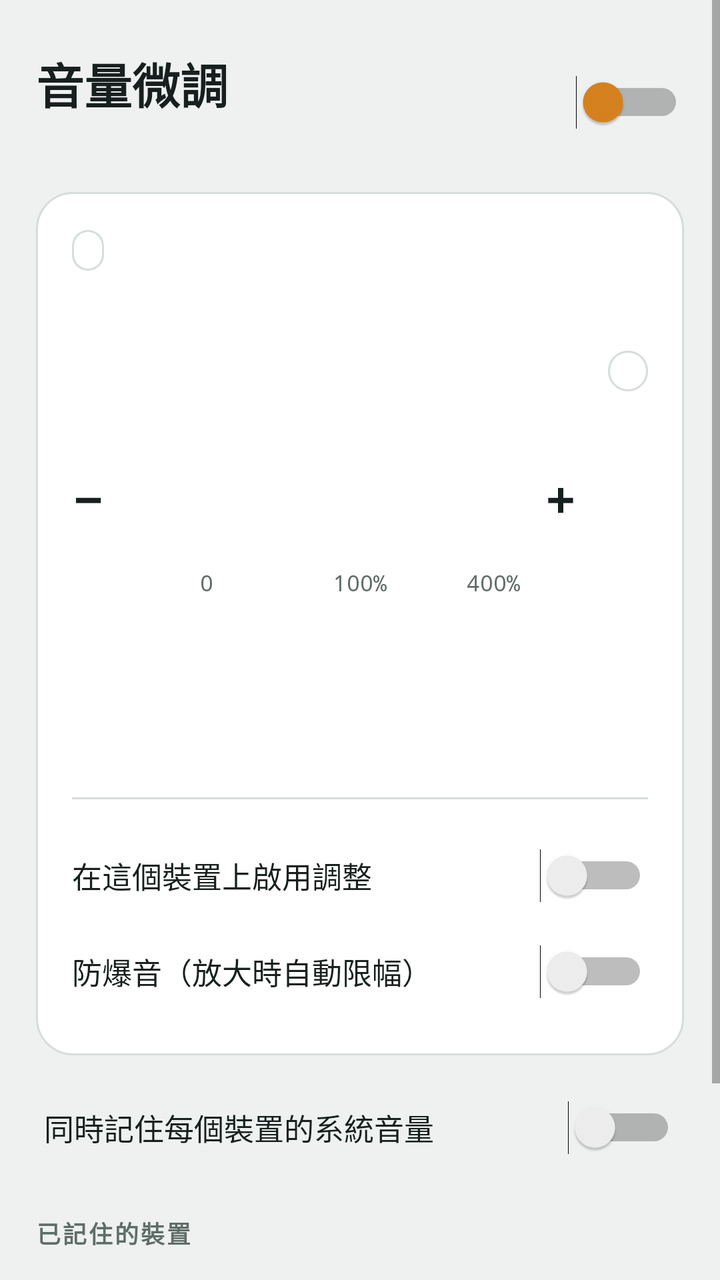
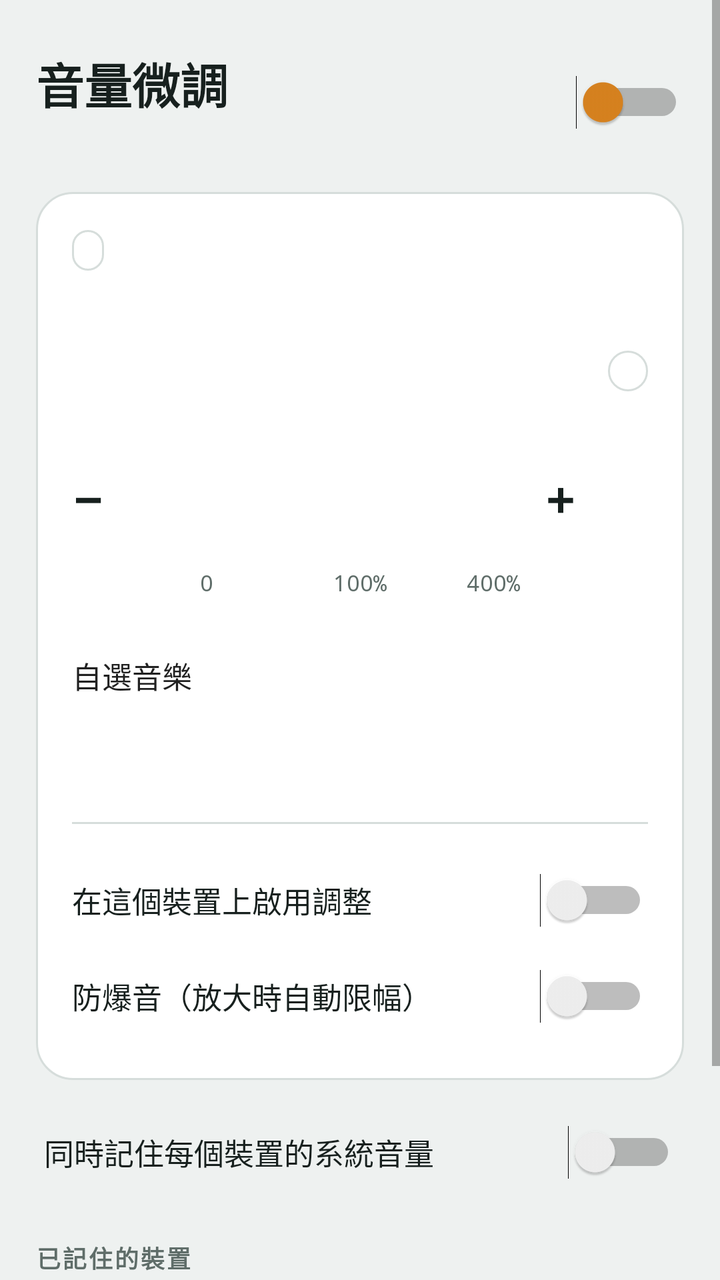

An Android layout rendered at two revisions. The XML below is the earlier revision; the diff shows what the commit changed to produce the second picture.
<!-- AndroidManifest.xml: application theme AppTheme -->
<!-- res/layout/activity_main.xml -->
<?xml version="1.0" encoding="utf-8"?>
<ScrollView xmlns:android="http://schemas.android.com/apk/res/android"
    android:layout_width="match_parent"
    android:layout_height="match_parent"
    android:background="@color/bg"
    android:fillViewport="true">

    <LinearLayout
        android:layout_width="match_parent"
        android:layout_height="wrap_content"
        android:orientation="vertical"
        android:paddingHorizontal="18dp"
        android:paddingTop="24dp"
        android:paddingBottom="32dp">

        
        <LinearLayout
            android:layout_width="match_parent"
            android:layout_height="wrap_content"
            android:gravity="center_vertical"
            android:orientation="horizontal">

            <LinearLayout
                android:layout_width="0dp"
                android:layout_height="wrap_content"
                android:layout_weight="1"
                android:orientation="vertical">

                <TextView
                    android:layout_width="wrap_content"
                    android:layout_height="wrap_content"
                    android:text="@string/app_name"
                    android:textColor="@color/fg"
                    android:textSize="24sp"
                    android:textStyle="bold" />

                <TextView
                    android:id="@+id/status"
                    android:layout_width="wrap_content"
                    android:layout_height="wrap_content"
                    android:textColor="@color/muted"
                    android:textSize="14sp" />
            </LinearLayout>

            <Switch
                android:id="@+id/serviceSwitch"
                android:layout_width="wrap_content"
                android:layout_height="wrap_content"
                android:minHeight="48dp"
                android:thumbTint="@color/accent" />
        </LinearLayout>

        <TextView
            android:id="@+id/compatNote"
            android:layout_width="match_parent"
            android:layout_height="wrap_content"
            android:layout_marginTop="12dp"
            android:background="@drawable/bg_note"
            android:padding="12dp"
            android:text="@string/compat_note"
            android:textColor="@color/fg"
            android:textSize="13sp"
            android:visibility="gone" />

        
        <LinearLayout
            android:layout_width="match_parent"
            android:layout_height="wrap_content"
            android:layout_marginTop="18dp"
            android:background="@drawable/bg_panel"
            android:orientation="vertical"
            android:padding="18dp">

            <LinearLayout
                android:layout_width="match_parent"
                android:layout_height="wrap_content"
                android:gravity="center_vertical"
                android:orientation="horizontal">

                <TextView
                    android:id="@+id/deviceKind"
                    android:layout_width="wrap_content"
                    android:layout_height="wrap_content"
                    android:background="@drawable/bg_chip"
                    android:paddingHorizontal="8dp"
                    android:paddingVertical="2dp"
                    android:textColor="@color/muted"
                    android:textSize="12sp" />

                <TextView
                    android:id="@+id/deviceName"
                    android:layout_width="0dp"
                    android:layout_height="wrap_content"
                    android:layout_marginStart="8dp"
                    android:layout_weight="1"
                    android:ellipsize="end"
                    android:maxLines="1"
                    android:textColor="@color/fg"
                    android:textSize="17sp"
                    android:textStyle="bold" />

                <TextView
                    android:id="@+id/backToCurrent"
                    android:layout_width="wrap_content"
                    android:layout_height="wrap_content"
                    android:minHeight="40dp"
                    android:gravity="center"
                    android:paddingHorizontal="8dp"
                    android:text="@string/back_to_current"
                    android:textColor="@color/accent"
                    android:textSize="13sp"
                    android:visibility="gone" />
            </LinearLayout>

            <TextView
                android:id="@+id/editingNote"
                android:layout_width="wrap_content"
                android:layout_height="wrap_content"
                android:layout_marginTop="4dp"
                android:text="@string/editing_other"
                android:textColor="@color/muted"
                android:textSize="12sp"
                android:visibility="gone" />

            <LinearLayout
                android:layout_width="match_parent"
                android:layout_height="wrap_content"
                android:layout_marginTop="14dp"
                android:baselineAligned="true"
                android:gravity="bottom"
                android:orientation="horizontal">

                <TextView
                    android:id="@+id/pct"
                    android:layout_width="0dp"
                    android:layout_height="wrap_content"
                    android:layout_weight="1"
                    android:fontFamily="monospace"
                    android:textColor="@color/fg"
                    android:textSize="52sp"
                    android:textStyle="bold" />

                <LinearLayout
                    android:layout_width="wrap_content"
                    android:layout_height="wrap_content"
                    android:gravity="end"
                    android:orientation="vertical">

                    <TextView
                        android:id="@+id/tag"
                        android:layout_width="wrap_content"
                        android:layout_height="wrap_content"
                        android:background="@drawable/bg_chip"
                        android:paddingHorizontal="10dp"
                        android:paddingVertical="2dp"
                        android:textSize="12sp"
                        android:textStyle="bold" />

                    <TextView
                        android:id="@+id/db"
                        android:layout_width="wrap_content"
                        android:layout_height="wrap_content"
                        android:layout_marginTop="4dp"
                        android:fontFamily="monospace"
                        android:textColor="@color/muted"
                        android:textSize="15sp" />
                </LinearLayout>
            </LinearLayout>

            <LinearLayout
                android:layout_width="match_parent"
                android:layout_height="wrap_content"
                android:layout_marginTop="12dp"
                android:gravity="center_vertical"
                android:orientation="horizontal">

                <Button
                    android:id="@+id/down"
                    style="@style/StepButton"
                    android:contentDescription="降低音量"
                    android:text="−" />

                <SeekBar
                    android:id="@+id/seek"
                    android:layout_width="0dp"
                    android:layout_height="48dp"
                    android:layout_weight="1"
                    android:max="1000"
                    android:progressBackgroundTint="@color/track"
                    android:progressTint="@color/cut"
                    android:thumbTint="@color/accent" />

                <Button
                    android:id="@+id/up"
                    style="@style/StepButton"
                    android:contentDescription="加大音量"
                    android:text="+" />
            </LinearLayout>

            <LinearLayout
                android:layout_width="match_parent"
                android:layout_height="wrap_content"
                android:paddingHorizontal="64dp"
                android:orientation="horizontal">

                <TextView style="@style/ScaleLabel" android:gravity="start" android:text="0" />
                <TextView style="@style/ScaleLabel" android:gravity="center" android:text="100%" />
                <TextView style="@style/ScaleLabel" android:gravity="end" android:text="400%" />
            </LinearLayout>

            <LinearLayout
                android:id="@+id/presets"
                android:layout_width="match_parent"
                android:layout_height="wrap_content"
                android:layout_marginTop="14dp"
                android:orientation="horizontal" />

            <HorizontalScrollView
                android:layout_width="match_parent"
                android:layout_height="wrap_content"
                android:layout_marginTop="14dp"
                android:scrollbars="none">

                <LinearLayout
                    android:id="@+id/toneChoices"
                    android:layout_width="wrap_content"
                    android:layout_height="wrap_content"
                    android:orientation="horizontal" />
            </HorizontalScrollView>

            <TextView
                android:id="@+id/toneFile"
                android:layout_width="match_parent"
                android:layout_height="wrap_content"
                android:layout_marginTop="6dp"
                android:ellipsize="middle"
                android:maxLines="1"
                android:textColor="@color/muted"
                android:textSize="12sp"
                android:visibility="gone" />

            <Button
                android:id="@+id/toneButton"
                android:layout_width="match_parent"
                android:layout_height="48dp"
                android:layout_marginTop="10dp"
                android:minHeight="0dp"
                android:stateListAnimator="@null"
                android:textAllCaps="false"
                android:textSize="15sp"
                android:textStyle="bold" />

            <View
                android:layout_width="match_parent"
                android:layout_height="1dp"
                android:layout_marginVertical="14dp"
                android:background="@color/line" />

            <Switch
                android:id="@+id/enabledSwitch"
                style="@style/SettingSwitch"
                android:text="@string/enable_for_device" />

            <Switch
                android:id="@+id/limiterSwitch"
                style="@style/SettingSwitch"
                android:text="@string/limiter" />
        </LinearLayout>

        <Switch
            android:id="@+id/sysVolSwitch"
            style="@style/SettingSwitch"
            android:layout_marginTop="12dp"
            android:paddingHorizontal="4dp"
            android:text="@string/remember_sys_volume" />

        
        <TextView
            android:layout_width="wrap_content"
            android:layout_height="wrap_content"
            android:layout_marginTop="20dp"
            android:letterSpacing="0.08"
            android:text="@string/saved_devices"
            android:textColor="@color/muted"
            android:textSize="12sp"
            android:textStyle="bold" />

        <LinearLayout
            android:id="@+id/deviceList"
            android:layout_width="match_parent"
            android:layout_height="wrap_content"
            android:layout_marginTop="8dp"
            android:background="@drawable/bg_panel"
            android:orientation="vertical" />

        <TextView
            android:layout_width="match_parent"
            android:layout_height="wrap_content"
            android:layout_marginTop="16dp"
            android:text="@string/help"
            android:textColor="@color/muted"
            android:textSize="13sp" />
    </LinearLayout>
</ScrollView>
<!-- resources referenced by this layout -->
<resources>
  <color name="accent">#D9831F</color>
  <color name="bg">#EEF1F0</color>
  <color name="cut">#2F7D8A</color>
  <color name="fg">#17201E</color>
  <color name="line">#D6DDDB</color>
  <color name="muted">#5F6D69</color>
  <color name="track">#DDE4E2</color>
  <!-- drawable bg_chip (drawable) -->
  <?xml version="1.0" encoding="utf-8"?>
  <shape xmlns:android="http://schemas.android.com/apk/res/android" android:shape="rectangle">
      <stroke android:width="1dp" android:color="@color/line" />
      <corners android:radius="99dp" />
  </shape>
  <!-- drawable bg_note (drawable) -->
  <?xml version="1.0" encoding="utf-8"?>
  <shape xmlns:android="http://schemas.android.com/apk/res/android" android:shape="rectangle">
      <solid android:color="@color/note" />
      <corners android:radius="12dp" />
  </shape>
  <!-- drawable bg_panel (drawable) -->
  <?xml version="1.0" encoding="utf-8"?>
  <shape xmlns:android="http://schemas.android.com/apk/res/android" android:shape="rectangle">
      <solid android:color="@color/panel" />
      <stroke android:width="1dp" android:color="@color/line" />
      <corners android:radius="18dp" />
  </shape>
  <string name="app_name">音量微調</string>
  <string name="back_to_current">回到目前裝置</string>
  <string name="compat_note">這支手機不支援全域音效，已改用相容模式：只對會宣告音效工作階段的 App 有效（例如 Spotify、YouTube Music、多數音樂播放器）。在 App 開始播放後才會生效。</string>
  <string name="editing_other">正在編輯已記住的裝置，下次連上它時會套用</string>
  <string name="enable_for_device">在這個裝置上啟用調整</string>
  <string name="help" formatted="false">要比最小格更小聲：系統音量調到最小一格，再在這裡往下調。要更大聲：系統音量開到最大，再往上調並保持防爆音開啟。每個裝置第一次連上時預設 100%，之後會記住你上次的設定。</string>
  <string name="limiter">防爆音（放大時自動限幅）</string>
  <string name="remember_sys_volume">同時記住每個裝置的系統音量</string>
  <string name="saved_devices">已記住的裝置</string>
  <style name="ScaleLabel">
          <item name="android:layout_width">0dp</item>
          <item name="android:layout_height">wrap_content</item>
          <item name="android:layout_weight">1</item>
          <item name="android:fontFamily">monospace</item>
          <item name="android:textSize">11sp</item>
          <item name="android:textColor">@color/muted</item>
      </style>
  <style name="SettingSwitch">
          <item name="android:layout_width">match_parent</item>
          <item name="android:layout_height">wrap_content</item>
          <item name="android:minHeight">48dp</item>
          <item name="android:textSize">15sp</item>
          <item name="android:textColor">@color/fg</item>
      </style>
  <style name="StepButton">
          <item name="android:layout_width">52dp</item>
          <item name="android:layout_height">52dp</item>
          <item name="android:minWidth">0dp</item>
          <item name="android:minHeight">0dp</item>
          <item name="android:padding">0dp</item>
          <item name="android:textSize">26sp</item>
          <item name="android:textStyle">bold</item>
          <item name="android:fontFamily">monospace</item>
          <item name="android:textColor">@color/fg</item>
          <item name="android:backgroundTint">@color/panel2</item>
          <item name="android:stateListAnimator">@null</item>
      </style>
  <style name="AppTheme" parent="android:Theme.Material.Light.NoActionBar">
          <item name="android:colorAccent">@color/accent</item>
          <item name="android:colorPrimary">@color/bg</item>
          <item name="android:statusBarColor">@color/bg</item>
          <item name="android:navigationBarColor">@color/bg</item>
          <item name="android:windowLightStatusBar">true</item>
          <item name="android:windowBackground">@color/bg</item>
      </style>
  <color name="note">#FFF1DD</color>
  <color name="panel">#FFFFFF</color>
  <color name="panel2">#E3E9E7</color>
</resources>

<!-- the commit's change to res/layout/activity_main.xml (unified diff, before → after) -->
@@ -215,18 +215,35 @@
                 android:layout_marginTop="14dp"
                 android:orientation="horizontal" />
 
-            <HorizontalScrollView
+            <LinearLayout
                 android:layout_width="match_parent"
                 android:layout_height="wrap_content"
                 android:layout_marginTop="14dp"
-                android:scrollbars="none">
-
-                <LinearLayout
-                    android:id="@+id/toneChoices"
-                    android:layout_width="wrap_content"
-                    android:layout_height="wrap_content"
-                    android:orientation="horizontal" />
-            </HorizontalScrollView>
+                android:orientation="horizontal">
+
+                <Button
+                    android:id="@+id/pickMusic"
+                    android:layout_width="0dp"
+                    android:layout_height="48dp"
+                    android:layout_weight="1"
+                    android:minHeight="0dp"
+                    android:stateListAnimator="@null"
+                    android:text="@string/pick_music"
+                    android:textAllCaps="false"
+                    android:textSize="15sp" />
+
+                <Button
+                    android:id="@+id/toneButton"
+                    android:layout_width="0dp"
+                    android:layout_height="48dp"
+                    android:layout_marginStart="8dp"
+                    android:layout_weight="1.4"
+                    android:minHeight="0dp"
+                    android:stateListAnimator="@null"
+                    android:textAllCaps="false"
+                    android:textSize="15sp"
+                    android:textStyle="bold" />
+            </LinearLayout>
 
             <TextView
                 android:id="@+id/toneFile"
@@ -236,19 +253,7 @@
                 android:ellipsize="middle"
                 android:maxLines="1"
                 android:textColor="@color/muted"
-                android:textSize="12sp"
-                android:visibility="gone" />
-
-            <Button
-                android:id="@+id/toneButton"
-                android:layout_width="match_parent"
-                android:layout_height="48dp"
-                android:layout_marginTop="10dp"
-                android:minHeight="0dp"
-                android:stateListAnimator="@null"
-                android:textAllCaps="false"
-                android:textSize="15sp"
-                android:textStyle="bold" />
+                android:textSize="12sp" />
 
             <View
                 android:layout_width="match_parent"
<!-- resource entries referenced after the edit -->
@@ -33,6 +33,7 @@
   <string name="enable_for_device">在這個裝置上啟用調整</string>
   <string name="help" formatted="false">要比最小格更小聲：系統音量調到最小一格，再在這裡往下調。要更大聲：系統音量開到最大，再往上調並保持防爆音開啟。每個裝置第一次連上時預設 100%，之後會記住你上次的設定。</string>
   <string name="limiter">防爆音（放大時自動限幅）</string>
+  <string name="pick_music">自選音樂</string>
   <string name="remember_sys_volume">同時記住每個裝置的系統音量</string>
   <string name="saved_devices">已記住的裝置</string>
   <style name="ScaleLabel">
